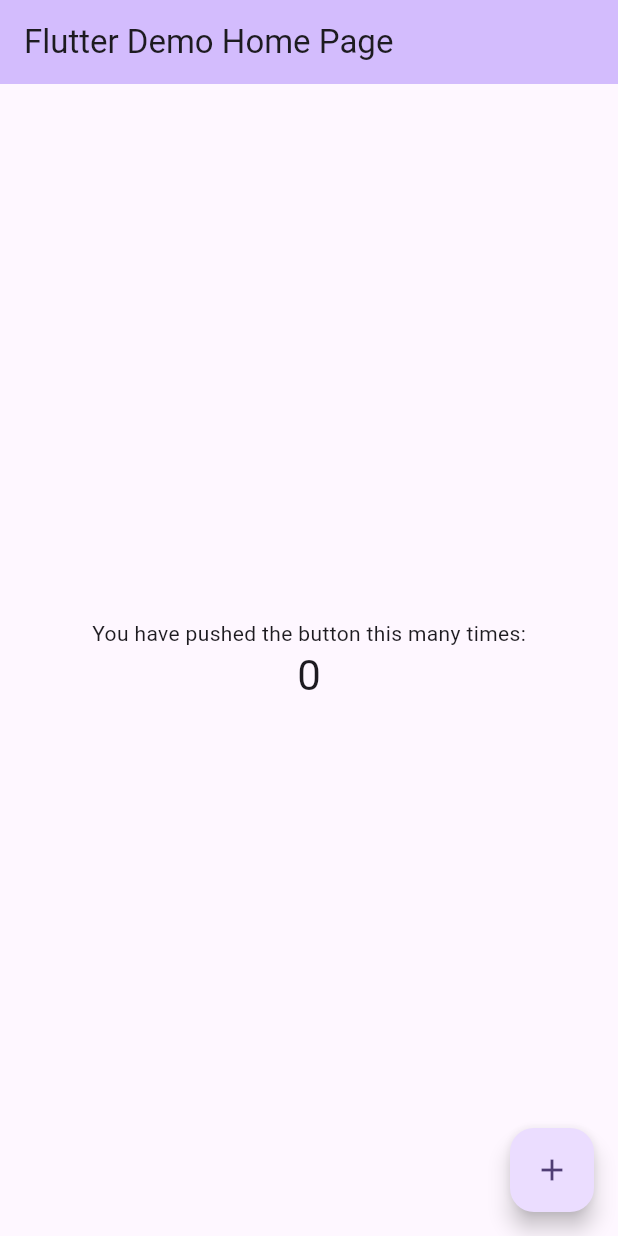
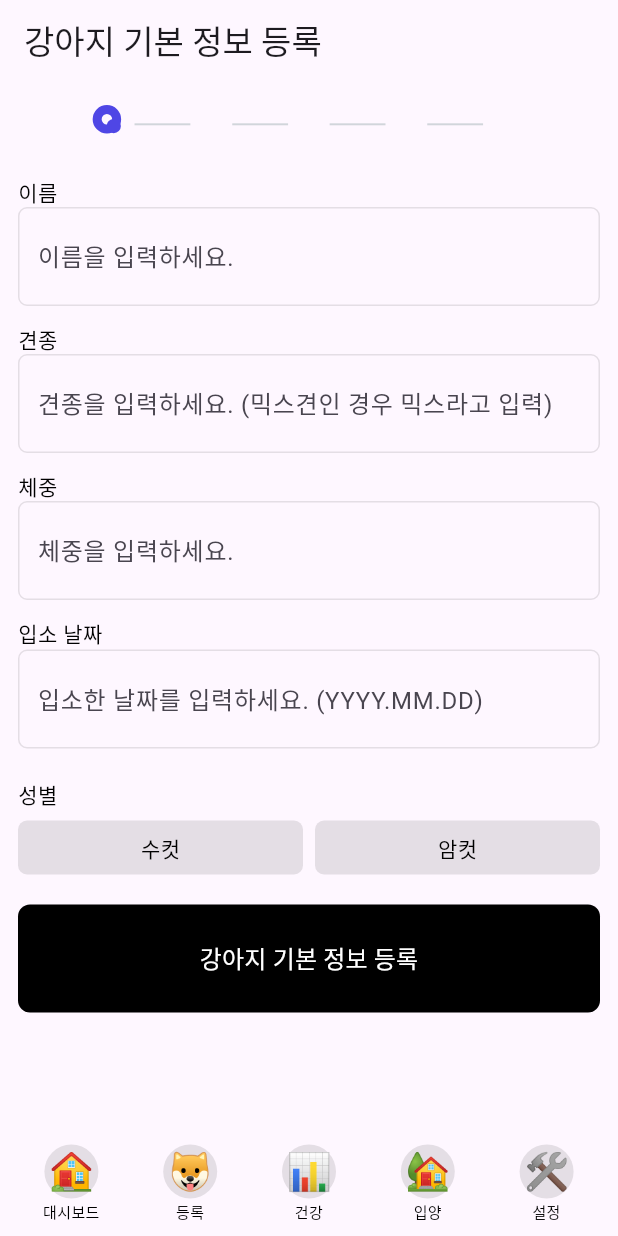
Before and after one commit to Capston-Dogcument/document-frontend, a Flutter app: the screen it shows after launch, on a phone screen of 412 x 824 dp. Run offline on Flutter 3.47's test engine with Material 3 defaults, Android fonts, the phone set to English and light mode, and no system bars; Roboto replaces fonts that are missing (pretendard).

Commit message:
[FEAT] 위젯 추가 및 기본정보 등록 페이지 추가

```diff
--- a/lib/main.dart
+++ b/lib/main.dart
@@ -1,3 +1,4 @@
+import 'package:document/screens/basic_information_screen.dart';
 import 'package:flutter/material.dart';
 
 void main() {
@@ -7,119 +8,8 @@ void main() {
 class MyApp extends StatelessWidget {
   const MyApp({super.key});
 
-  // This widget is the root of your application.
   @override
   Widget build(BuildContext context) {
-    return MaterialApp(
-      title: 'Flutter Demo',
-      theme: ThemeData(
-        // This is the theme of your application.
-        //
-        // TRY THIS: Try running your application with "flutter run". You'll see
-        // the application has a purple toolbar. Then, without quitting the app,
-        // try changing the seedColor in the colorScheme below to Colors.green
-        // and then invoke "hot reload" (save your changes or press the "hot
-        // reload" button in a Flutter-supported IDE, or press "r" if you used
-        // the command line to start the app).
-        //
-        // Notice that the counter didn't reset back to zero; the application
-        // state is not lost during the reload. To reset the state, use hot
-        // restart instead.
-        //
-        // This works for code too, not just values: Most code changes can be
-        // tested with just a hot reload.
-        colorScheme: ColorScheme.fromSeed(seedColor: Colors.deepPurple),
-        useMaterial3: true,
-      ),
-      home: const MyHomePage(title: 'Flutter Demo Home Page'),
-    );
+    return const MaterialApp(home: BasicInformationScreen());
   }
 }
-
-class MyHomePage extends StatefulWidget {
-  const MyHomePage({super.key, required this.title});
-
-  // This widget is the home page of your application. It is stateful, meaning
-  // that it has a State object (defined below) that contains fields that affect
-  // how it looks.
-
-  // This class is the configuration for the state. It holds the values (in this
-  // case the title) provided by the parent (in this case the App widget) and
-  // used by the build method of the State. Fields in a Widget subclass are
-  // always marked "final".
-
-  final String title;
-
-  @override
-  State<MyHomePage> createState() => _MyHomePageState();
-}
-
-class _MyHomePageState extends State<MyHomePage> {
-  int _counter = 0;
-
-  void _incrementCounter() {
-    setState(() {
-      // This call to setState tells the Flutter framework that something has
-      // changed in this State, which causes it to rerun the build method below
-      // so that the display can reflect the updated values. If we changed
-      // _counter without calling setState(), then the build method would not be
-      // called again, and so nothing would appear to happen.
-      _counter++;
-    });
-  }
-
-  @override
-  Widget build(BuildContext context) {
-    // This method is rerun every time setState is called, for instance as done
-    // by the _incrementCounter method above.
-    //
-    // The Flutter framework has been optimized to make rerunning build methods
-    // fast, so that you can just rebuild anything that needs updating rather
-    // than having to individually change instances of widgets.
-    return Scaffold(
-      appBar: AppBar(
-        // TRY THIS: Try changing the color here to a specific color (to
-        // Colors.amber, perhaps?) and trigger a hot reload to see the AppBar
-        // change color while the other colors stay the same.
-        backgroundColor: Theme.of(context).colorScheme.inversePrimary,
-        // Here we take the value from the MyHomePage object that was created by
-        // the App.build method, and use it to set our appbar title.
-        title: Text(widget.title),
-      ),
-      body: Center(
-        // Center is a layout widget. It takes a single child and positions it
-        // in the middle of the parent.
-        child: Column(
-          // Column is also a layout widget. It takes a list of children and
-          // arranges them vertically. By default, it sizes itself to fit its
-          // children horizontally, and tries to be as tall as its parent.
-          //
-          // Column has various properties to control how it sizes itself and
-          // how it positions its children. Here we use mainAxisAlignment to
-          // center the children vertically; the main axis here is the vertical
-          // axis because Columns are vertical (the cross axis would be
-          // horizontal).
-          //
-          // TRY THIS: Invoke "debug painting" (choose the "Toggle Debug Paint"
-          // action in the IDE, or press "p" in the console), to see the
-          // wireframe for each widget.
-          mainAxisAlignment: MainAxisAlignment.center,
-          children: <Widget>[
-            const Text(
-              'You have pushed the button this many times:',
-            ),
-            Text(
-              '$_counter',
-              style: Theme.of(context).textTheme.headlineMedium,
-            ),
-          ],
-        ),
-      ),
-      floatingActionButton: FloatingActionButton(
-        onPressed: _incrementCounter,
-        tooltip: 'Increment',
-        child: const Icon(Icons.add),
-      ), // This trailing comma makes auto-formatting nicer for build methods.
-    );
-  }
-}
--- /dev/null
+++ b/lib/screens/basic_information_screen.dart
@@ -0,0 +1,133 @@
+import 'package:flutter/material.dart';
+import 'package:document/widgets/basic_button.dart';
+import 'package:document/widgets/bottom_tapbar.dart';
+import 'package:document/widgets/input_field.dart';
+import 'package:document/widgets/progressbar.dart';
+import 'package:document/widgets/select_button.dart';
+
+class BasicInformationScreen extends StatefulWidget {
+  const BasicInformationScreen({super.key});
+
+  @override
+  _BasicInformationScreenState createState() => _BasicInformationScreenState();
+}
+
+class _BasicInformationScreenState extends State<BasicInformationScreen> {
+  bool isMaleSelected = false;
+  bool isFemaleSelected = false;
+
+  @override
+  Widget build(BuildContext context) {
+    return Scaffold(
+      appBar: AppBar(
+        title: const Text("강아지 기본 정보 등록"),
+      ),
+      body: SafeArea(
+        child: Padding(
+          padding: const EdgeInsets.all(12.0),
+          child: Column(
+            children: [
+              // ProgressBar
+              const ProgressBar(
+                totalWidth: 288.46,
+                positions: [27.92, 93.06, 158, 223.06],
+              ),
+              const SizedBox(height: 20),
+
+              // Form Fields in a Scrollable Container
+              Expanded(
+                child: SingleChildScrollView(
+                  child: Column(
+                    crossAxisAlignment: CrossAxisAlignment.start,
+                    children: [
+                      // Input Fields
+                      const InputField(
+                        label: '이름',
+                        hintText: '이름을 입력하세요.',
+                      ),
+                      const SizedBox(height: 12),
+                      const InputField(
+                        label: '견종',
+                        hintText: '견종을 입력하세요. (믹스견인 경우 믹스라고 입력)',
+                      ),
+                      const SizedBox(height: 12),
+                      const InputField(
+                        label: '체중',
+                        hintText: '체중을 입력하세요.',
+                      ),
+                      const SizedBox(height: 12),
+                      const InputField(
+                        label: '입소 날짜',
+                        hintText: '입소한 날짜를 입력하세요. (YYYY.MM.DD)',
+                      ),
+                      const SizedBox(height: 20),
+
+                      // 성별 선택
+                      const Text(
+                        '성별',
+                        textAlign: TextAlign.left,
+                        style: TextStyle(
+                          color: Colors.black,
+                          fontSize: 14,
+                          fontWeight: FontWeight.w500,
+                          height: 1.43,
+                        ),
+                      ),
+                      const SizedBox(height: 8),
+
+                      // Gender Buttons using SelectableButton
+                      Row(
+                        children: [
+                          SelectableButton(
+                            label: '수컷',
+                            isSelected: isMaleSelected,
+                            onPressed: () {
+                              setState(() {
+                                isMaleSelected = !isMaleSelected;
+                                isFemaleSelected = false;
+                              });
+                            },
+                          ),
+                          const SizedBox(width: 8),
+                          SelectableButton(
+                            label: '암컷',
+                            isSelected: isFemaleSelected,
+                            onPressed: () {
+                              setState(() {
+                                isFemaleSelected = !isFemaleSelected;
+                                isMaleSelected = false;
+                              });
+                            },
+                          ),
+                        ],
+                      ),
+                      const SizedBox(height: 20),
+
+                      // Submit Button using BasicButton
+                      BasicButton(
+                        label: '강아지 기본 정보 등록',
+                        onPressed: () {
+                          // Handle registration logic here
+                        },
+                      ),
+                      const SizedBox(height: 12),
+                    ],
+                  ),
+                ),
+              ),
+            ],
+          ),
+        ),
+      ),
+      bottomNavigationBar: BottomTabBar(
+        tabItems: [
+          TabItem(icon: '🏠', label: '대시보드', onTap: () {}),
+          TabItem(icon: '🐶', label: '등록', onTap: () {}),
+          TabItem(icon: '📊', label: '건강', onTap: () {}),
+          TabItem(icon: '🏡', label: '입양', onTap: () {}),
+          TabItem(icon: '🛠️', label: '설정', onTap: () {}),
+        ],
+      ),
+    );
+  }
+}
--- /dev/null
+++ b/lib/widgets/basic_button.dart
@@ -0,0 +1,33 @@
+import 'package:flutter/material.dart';
+
+class BasicButton extends StatelessWidget {
+  final String label;
+  final VoidCallback onPressed;
+
+  const BasicButton({super.key, required this.label, required this.onPressed});
+
+  @override
+  Widget build(BuildContext context) {
+    return Container(
+      width: double.infinity,
+      padding: const EdgeInsets.symmetric(vertical: 12),
+      decoration: ShapeDecoration(
+        color: Colors.black,
+        shape: RoundedRectangleBorder(borderRadius: BorderRadius.circular(8)),
+      ),
+      child: TextButton(
+        onPressed: onPressed,
+        child: Text(
+          label,
+          style: const TextStyle(
+            color: Colors.white,
+            fontSize: 16,
+            fontFamily: 'pretendard',
+            fontWeight: FontWeight.w500,
+            height: 1.38,
+          ),
+        ),
+      ),
+    );
+  }
+}
--- /dev/null
+++ b/lib/widgets/bottom_tapbar.dart
@@ -0,0 +1,74 @@
+import 'package:flutter/material.dart';
+
+class TabItem {
+  final String icon;
+  final String label;
+  final VoidCallback onTap;
+
+  TabItem({required this.icon, required this.label, required this.onTap});
+}
+
+class BottomTabBar extends StatelessWidget {
+  final List<TabItem> tabItems;
+
+  const BottomTabBar({super.key, required this.tabItems});
+
+  @override
+  Widget build(BuildContext context) {
+    return Container(
+      // 고정 너비 제거하고 화면 크기에 맞추기
+      width: MediaQuery.of(context).size.width,
+      height: 70, // 높이 줄이기
+      padding: const EdgeInsets.symmetric(horizontal: 8),
+      decoration: const BoxDecoration(),
+      child: Row(
+        mainAxisAlignment: MainAxisAlignment.spaceEvenly,
+        children: tabItems
+            .map((tabItem) => Expanded(
+                  child: GestureDetector(
+                    onTap: tabItem.onTap,
+                    child: Container(
+                      padding: const EdgeInsets.symmetric(vertical: 4),
+                      child: Column(
+                        mainAxisSize: MainAxisSize.min,
+                        mainAxisAlignment: MainAxisAlignment.center,
+                        children: [
+                          Container(
+                            width: 36, // 크기 줄이기
+                            height: 36, // 크기 줄이기
+                            decoration: ShapeDecoration(
+                              color: Colors.black.withOpacity(0.1),
+                              shape: RoundedRectangleBorder(
+                                borderRadius: BorderRadius.circular(18),
+                              ),
+                            ),
+                            child: Center(
+                              child: Text(
+                                tabItem.icon,
+                                style: const TextStyle(
+                                  fontSize: 24, // 크기 줄이기
+                                  height: 1.2,
+                                ),
+                              ),
+                            ),
+                          ),
+                          const SizedBox(height: 2),
+                          Text(
+                            tabItem.label,
+                            textAlign: TextAlign.center,
+                            style: const TextStyle(
+                              color: Colors.black,
+                              fontSize: 10,
+                              fontWeight: FontWeight.w400,
+                            ),
+                          ),
+                        ],
+                      ),
+                    ),
+                  ),
+                ))
+            .toList(),
+      ),
+    );
+  }
+}
--- /dev/null
+++ b/lib/widgets/input_field.dart
@@ -0,0 +1,42 @@
+import 'package:flutter/material.dart';
+
+class InputField extends StatelessWidget {
+  final String label;
+  final String hintText;
+
+  const InputField({super.key, required this.label, required this.hintText});
+
+  @override
+  Widget build(BuildContext context) {
+    return Column(
+      crossAxisAlignment: CrossAxisAlignment.start,
+      children: [
+        Text(
+          label,
+          style: const TextStyle(
+            color: Colors.black,
+            fontSize: 14,
+            fontFamily: 'pretendard',
+            fontWeight: FontWeight.w500,
+            height: 1.43,
+          ),
+        ),
+        Container(
+          padding: const EdgeInsets.symmetric(horizontal: 12, vertical: 8),
+          decoration: ShapeDecoration(
+            shape: RoundedRectangleBorder(
+              side: BorderSide(width: 1, color: Colors.black.withOpacity(0.1)),
+              borderRadius: BorderRadius.circular(6),
+            ),
+          ),
+          child: TextFormField(
+            decoration: InputDecoration(
+              hintText: hintText,
+              border: InputBorder.none,
+            ),
+          ),
+        ),
+      ],
+    );
+  }
+}
--- /dev/null
+++ b/lib/widgets/progressbar.dart
@@ -0,0 +1,72 @@
+import 'package:flutter/material.dart';
+
+class ProgressBar extends StatelessWidget {
+  final double totalWidth; // 전체 길이
+  final List<double> positions; // 각 구간의 위치
+  final Color barColor; // 구간 색상
+  final double circleSize; // 원 크기
+  final Color circleColor; // 원 색상
+
+  const ProgressBar({
+    super.key,
+    required this.totalWidth,
+    required this.positions,
+    this.barColor = const Color(0xFFD1D5DB),
+    this.circleSize = 9.5,
+    this.circleColor = const Color(0xFF4F46E5),
+  });
+
+  @override
+  Widget build(BuildContext context) {
+    return SizedBox(
+      width: totalWidth,
+      height: 30,
+      child: Stack(
+        children: [
+          // 바 구간을 동적으로 생성
+          ...positions.map((position) {
+            return Positioned(
+              left: position,
+              top: 14.21,
+              child: Container(
+                width: 37.22,
+                height: 1.32,
+                decoration: BoxDecoration(color: barColor),
+              ),
+            );
+          }).toList(),
+          // 원 모양 생성
+          Positioned(
+            left: 0,
+            top: 2,
+            child: Container(
+              width: circleSize * 2,
+              height: circleSize * 2,
+              decoration: ShapeDecoration(
+                shape: OvalBorder(
+                  side: BorderSide(
+                    width: 6,
+                    color: circleColor,
+                  ),
+                ),
+              ),
+            ),
+          ),
+          // 원 내부 작은 점
+          Positioned(
+            left: 9.31,
+            top: 11.25,
+            child: Container(
+              width: circleSize,
+              height: circleSize,
+              decoration: ShapeDecoration(
+                color: circleColor,
+                shape: const OvalBorder(),
+              ),
+            ),
+          ),
+        ],
+      ),
+    );
+  }
+}
--- /dev/null
+++ b/lib/widgets/select_button.dart
@@ -0,0 +1,45 @@
+import 'package:flutter/material.dart';
+
+class SelectableButton extends StatelessWidget {
+  final String label;
+  final bool isSelected;
+  final VoidCallback onPressed;
+
+  const SelectableButton({
+    super.key,
+    required this.label,
+    required this.isSelected,
+    required this.onPressed,
+  });
+
+  @override
+  Widget build(BuildContext context) {
+    return Expanded(
+      child: GestureDetector(
+        onTap: onPressed,
+        child: Container(
+          padding: const EdgeInsets.all(8),
+          decoration: ShapeDecoration(
+            color: isSelected
+                ? Colors.blue.withOpacity(0.2)
+                : Colors.black.withOpacity(0.1),
+            shape:
+                RoundedRectangleBorder(borderRadius: BorderRadius.circular(6)),
+          ),
+          child: Center(
+            child: Text(
+              label,
+              style: const TextStyle(
+                color: Colors.black,
+                fontSize: 14,
+                fontFamily: 'pretendard',
+                fontWeight: FontWeight.w400,
+                height: 1.43,
+              ),
+            ),
+          ),
+        ),
+      ),
+    );
+  }
+}
```
